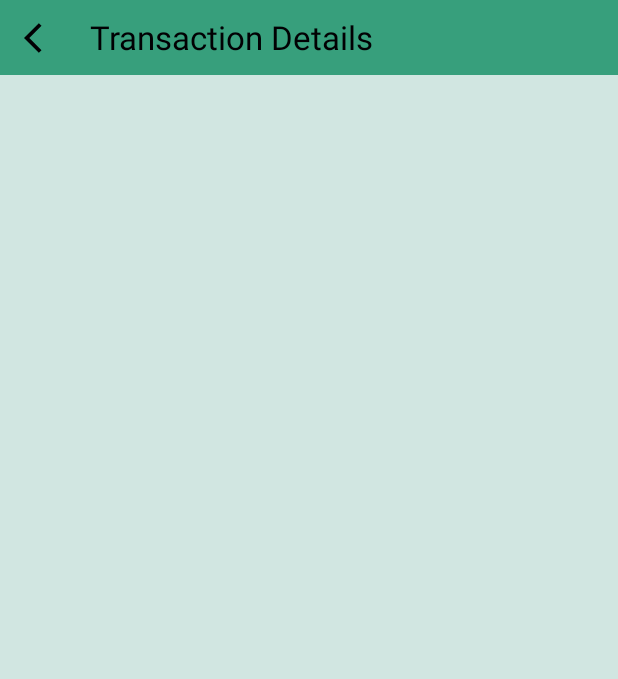
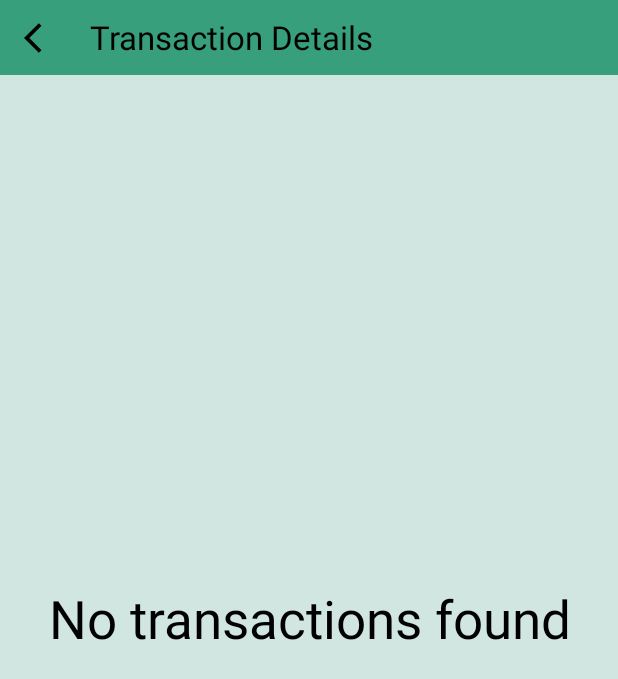
Before and after one commit to Vivek0o/winhey, an Android app: the TransactionFragment screen opened through its navigation route, on a phone screen of 412 x 824 dp. Shown: the top 679 px of the screen. Run offline under Robolectric (Android 15) with nearby library versions, the phone set to English and light mode, and no system bars; our stand-ins replace Firebase (no records; nobody signed in at launch, a user with empty details on screens opened directly), data binding, navigation-ui.

Commit message:
Fixed minor issues

```diff
--- a/app/src/main/java/com/example/winhey/ui/view/fragment/AdminFragment.kt
+++ b/app/src/main/java/com/example/winhey/ui/view/fragment/AdminFragment.kt
@@ -237,6 +237,7 @@ class AdminFragment : Fragment() {
     }
 
     private fun performCardClick(player: Player?, view: View) {
+        Log.d("####", "performCardClick: " + player?.gameCount)
         val dialog = DialogUserUpdateFragment.newInstance(
             playerId = player?.id,
             totalLoss = player?.totalLost,
--- a/app/src/main/java/com/example/winhey/ui/view/fragment/DialogUserUpdateFragment.kt
+++ b/app/src/main/java/com/example/winhey/ui/view/fragment/DialogUserUpdateFragment.kt
@@ -129,7 +129,7 @@ class DialogUserUpdateFragment : DialogFragment() {
             args.putDouble("totalWon", totalWon!!)
             args.putDouble("totalLoss", totalLoss!!)
             args.putString("playerId", playerId)
-            args.putInt("gamePlayer", gamePlayed!!)
+            args.putInt("gamePlayed", gamePlayed!!)
 
             fragment.arguments = args
             return fragment
--- a/app/src/main/java/com/example/winhey/ui/view/fragment/MoneyFragmentPlayer.kt
+++ b/app/src/main/java/com/example/winhey/ui/view/fragment/MoneyFragmentPlayer.kt
@@ -10,7 +10,6 @@ import android.view.ViewGroup
 import android.widget.Toast
 import androidx.annotation.RequiresApi
 import androidx.fragment.app.Fragment
-import androidx.fragment.app.activityViewModels
 import androidx.fragment.app.viewModels
 import androidx.lifecycle.ViewModelProvider
 import androidx.navigation.NavOptions
@@ -26,7 +25,6 @@ import com.example.winhey.data.models.TransactionType
 import com.example.winhey.databinding.FragmentMoneyPlayerBinding
 import com.example.winhey.ui.PlayerMoneyViewModelFactory
 import com.example.winhey.ui.PlayerViewModelFactory
-import com.example.winhey.ui.viewmodel.AdminViewModel
 import com.example.winhey.ui.viewmodel.AuthViewModel
 import com.example.winhey.ui.viewmodel.MainViewModel
 import com.example.winhey.ui.viewmodel.PlayerMoneyViewModel
@@ -113,7 +111,7 @@ class MoneyFragmentPlayer : Fragment() {
     private fun getWithdrawalAmount(winingBalance: Double): Double {
         var wonAmount = 0.0
         if (winingBalance > 0) {
-           wonAmount = winingBalance * 0.50
+           wonAmount = winingBalance * 1
         }
         withdrawalAmount = wonAmount
         return withdrawalAmount
@@ -173,7 +171,7 @@ class MoneyFragmentPlayer : Fragment() {
             TransactionType.WITHDRAW -> {
                 val amount = binding.containerWithdraw.editTextAmountWithdrawal.text.toString()
                 val upiID = binding.containerWithdraw.editTextUserUPI.text.toString()
-                if (upiID.isNotEmpty() && amount.isNotEmpty() && amount.toDouble() < withdrawalAmount) {
+                if (upiID.isNotEmpty() && amount.isNotEmpty() && amount.toDouble() <= withdrawalAmount) {
                     Transaction(
                         userID = currentPlayer.id,
                         name = currentPlayer.name,
--- a/app/src/main/java/com/example/winhey/ui/view/fragment/TransactionFragment.kt
+++ b/app/src/main/java/com/example/winhey/ui/view/fragment/TransactionFragment.kt
@@ -35,9 +35,14 @@ class TransactionFragment : Fragment() {
             when (resource) {
                 is Resource.Success -> {
                     val sortedList = sortList(resource.data)
-                    transactionDetailAdapter =
-                        TransactionDetailAdapter(sortedList, playerMoneyViewModel)
-                    binding.transactionDetails.adapter = transactionDetailAdapter
+                    if (sortedList?.isEmpty() == true) {
+                        binding.noTransactionFound.visibility = View.VISIBLE
+                    } else {
+                        binding.noTransactionFound.visibility = View.GONE
+                        transactionDetailAdapter =
+                            TransactionDetailAdapter(sortedList, playerMoneyViewModel)
+                        binding.transactionDetails.adapter = transactionDetailAdapter
+                    }
                 }
 
                 is Resource.Failure -> {
--- a/app/src/main/res/layout/fragment_transaction.xml
+++ b/app/src/main/res/layout/fragment_transaction.xml
@@ -25,6 +25,20 @@
 
     </com.google.android.material.appbar.AppBarLayout>
 
+    <TextView
+        android:id="@+id/noTransactionFound"
+        android:layout_width="wrap_content"
+        android:layout_height="wrap_content"
+        app:layout_constraintStart_toStartOf="parent"
+        app:layout_constraintEnd_toEndOf="parent"
+        app:layout_constraintTop_toTopOf="parent"
+        app:layout_constraintBottom_toBottomOf="parent"
+        android:gravity="center"
+        android:text="No transactions found"
+        android:textColor="@color/Black"
+        android:visibility="gone"
+        android:textSize="35sp"/>
+
     <androidx.recyclerview.widget.RecyclerView
         android:id="@+id/transactionDetails"
         android:layout_width="match_parent"
--- a/app/src/main/res/values-night/strings.xml
+++ b/app/src/main/res/values-night/strings.xml
@@ -64,7 +64,7 @@
     <string name="withdrawal_amount">Withdrawal Amount :</string>
     <string name="current_balance">Current Balance :</string>
     <string name="winning_amount">Winning Amount :</string>
-    <string name="_50_of_winning_amount">(50% of winning amount)</string>
+    <string name="_50_of_winning_amount">(100% of winning amount)</string>
     <string name="add_updated_winning_balance">Add updated winning balance</string>
     <string name="request_balance">Request Balance</string>
     <string name="withdraw_request">Withdraw Request</string>
--- a/app/src/main/res/values/strings.xml
+++ b/app/src/main/res/values/strings.xml
@@ -80,7 +80,7 @@
     <string name="app_update_message">New updates are available please update your app for better performance.</string>
     <string name="current_balance">Current Balance :</string>
     <string name="winning_amount">Winning Amount :</string>
-    <string name="_50_of_winning_amount">(50% of winning amount)</string>
+    <string name="_50_of_winning_amount">(100% of winning amount)</string>
     <string name="add_updated_winning_balance">Add updated winning balance</string>
     <string name="request_balance">Request Balance</string>
     <string name="withdraw_request">Withdraw Request</string>
```
